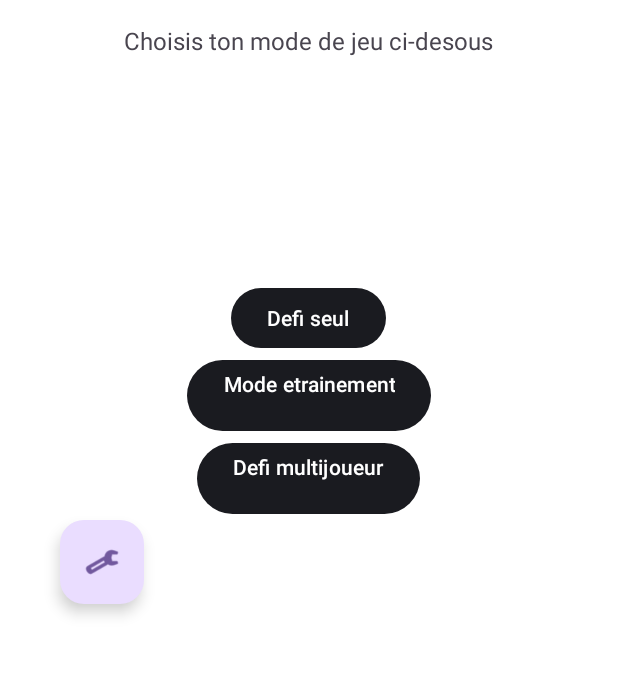
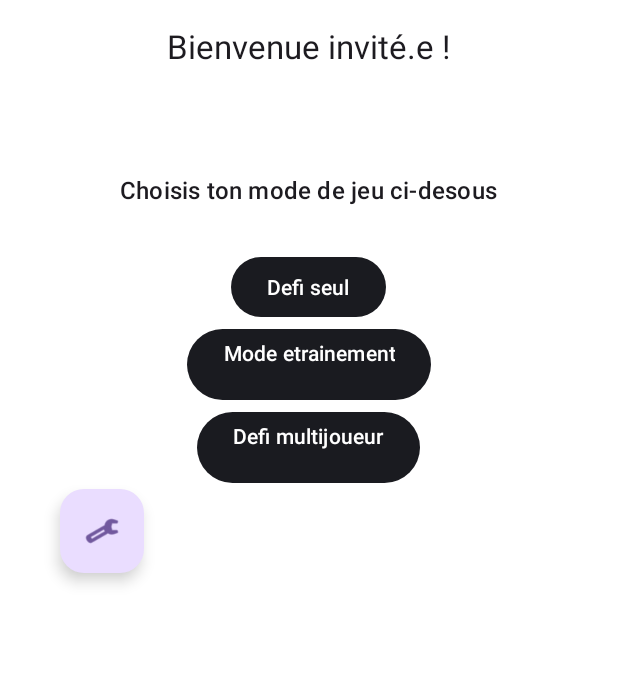
Before and after one commit to elie-c/TerresAustralesActionFun, an Android app built with Jetpack Compose: the screen it shows after launch (MainActivity), on a phone screen of 412 x 824 dp, the part 204-881 px from its top. Run offline under Robolectric (Android 15) with nearby library versions, the phone set to English and light mode, and no system bars; our stand-ins replace Firebase (no records; nobody signed in at launch, a user with empty details on screens opened directly).

Commit message:
Aauthentification OK

```diff
--- a/app/src/main/java/net/castang/esir/progm/terresasutralesactionfun/MainActivity.kt
+++ b/app/src/main/java/net/castang/esir/progm/terresasutralesactionfun/MainActivity.kt
@@ -3,16 +3,37 @@ package net.castang.esir.progm.terresasutralesactionfun
 import android.content.Intent
 import android.os.Bundle
 import android.view.View
+import android.widget.TextView
 import android.widget.Toast
 import androidx.activity.ComponentActivity
+import androidx.constraintlayout.widget.ConstraintLayout
+import com.google.firebase.Firebase
+import com.google.firebase.auth.FirebaseAuth
+import com.google.firebase.auth.auth
 
 
 class MainActivity: ComponentActivity() {
+    private lateinit var auth: FirebaseAuth
+
 
     override fun onCreate(savedInstanceState: Bundle?) {
         super.onCreate(savedInstanceState)
         setContentView(R.layout.activity_main)
     }
+
+    override fun onResume() {
+        super.onResume()
+        auth = Firebase.auth
+        // [END initialize_auth]
+        val user = Firebase.auth.currentUser
+        user?.let {
+            for (profile in it.providerData) {
+                val name = profile.displayName
+                findViewById<TextView>(R.id.textViewWelcome).text = resources.getString(R.string.titile_welcome_user,name)
+            }
+        }
+    }
+
 
     fun go_multi(view: View) {
         val intent = Intent(this, MultiActivity::class.java)
--- a/app/src/main/res/layout/activity_main.xml
+++ b/app/src/main/res/layout/activity_main.xml
@@ -24,19 +24,29 @@
             android:layout_marginBottom="16dp"
             android:src="@mipmap/ic_launcher_round"/>
 
+
+        <TextView
+            android:id="@+id/textViewWelcome"
+            android:layout_width="wrap_content"
+            android:layout_height="wrap_content"
+            android:layout_gravity="center_horizontal"
+            android:text="@string/titile_welcome_guest"
+            android:textAppearance="?attr/textAppearanceTitleLarge"
+            android:layout_marginBottom="70dp"/>
         <TextView
             android:layout_width="wrap_content"
             android:layout_height="wrap_content"
             android:layout_gravity="center_horizontal"
             android:text="@string/help_main"
-            android:textSize="16sp" />
+            android:textAppearance="?attr/textAppearanceTitleMedium"/>
+
 
         <com.google.android.material.button.MaterialButton
             android:id="@+id/button_solo"
             android:layout_width="wrap_content"
             android:layout_height="wrap_content"
             android:layout_gravity="center_horizontal"
-            android:layout_marginTop="150dp"
+            android:layout_marginTop="30dp"
             android:text="@string/button_solo"
             android:onClick="go_solo"
             />
--- a/app/src/main/res/values/strings.xml
+++ b/app/src/main/res/values/strings.xml
@@ -67,4 +67,10 @@
     <string name="title_activity_login">LoginActivity</string>
     <string name="button_singIn">Connexion</string>
     <string name="button_singOut">Inscription</string>
+    <string name="title_settings">Réglages</string>
+    <string name="toast_settings_saved">Changements validés</string>
+    <string name="toast_settings_error">Erreur de mise à jour</string>
+    <string name="button_disconnect">Se déconnecter</string>
+    <string name="titile_welcome_guest">Bienvenue invité.e !</string>
+    <string name="titile_welcome_user">"Content de te revoir %1$s !"</string>
 </resources>
```
Also changed, not shown: app/src/main/java/net/castang/esir/progm/terresasutralesactionfun/LoginActivity.kt (+36 -1 lines), app/src/main/res/layout/activity_login.xml (+69 -2 lines).
